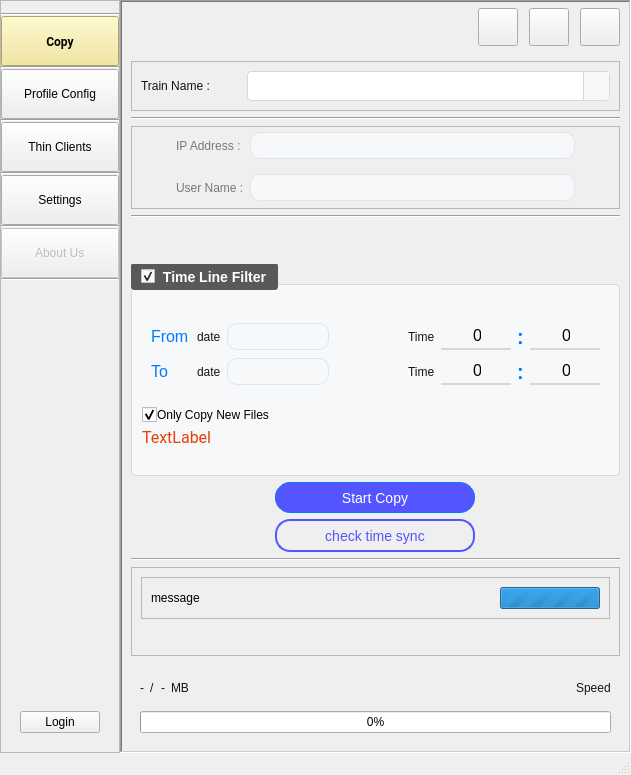
amirhossein-mlkz/railProject_imageCopy, file UIFiles/mainUI.ui: the form before one commit.
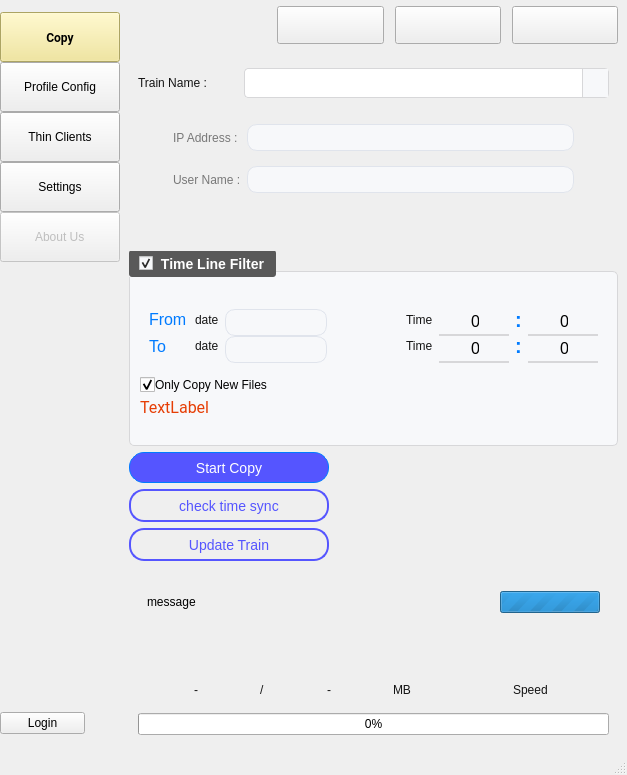
The form after the commit. The open tabs and pages were chosen to show the change. Icons and pictures are not drawn. Custom widgets are drawn as their Qt base class.

Patch:
```diff
--- a/UIFiles/mainUI.ui
+++ b/UIFiles/mainUI.ui
@@ -783,10 +783,7 @@
           <string notr="true">LsideFrameStyle</string>
          </property>
          <property name="frameShape">
-          <enum>QFrame::Shape::StyledPanel</enum>
-         </property>
-         <property name="frameShadow">
-          <enum>QFrame::Shadow::Plain</enum>
+          <enum>QFrame::NoFrame</enum>
          </property>
          <property name="lineWidth">
           <number>1</number>
@@ -809,9 +806,6 @@
           </property>
           <item>
            <spacer name="verticalSpacer_6">
-            <property name="orientation">
-             <enum>Qt::Orientation::Vertical</enum>
-            </property>
             <property name="sizeType">
              <enum>QSizePolicy::Policy::Fixed</enum>
             </property>
@@ -826,7 +820,7 @@
           <item>
            <widget class="Line" name="line_5">
             <property name="orientation">
-             <enum>Qt::Orientation::Horizontal</enum>
+             <enum>Qt::Vertical</enum>
             </property>
            </widget>
           </item>
@@ -853,6 +847,7 @@
             <property name="font">
              <font>
               <family>Roboto</family>
+              <weight>75</weight>
               <italic>false</italic>
               <bold>true</bold>
              </font>
@@ -883,7 +878,7 @@
           <item>
            <widget class="Line" name="line_4">
             <property name="orientation">
-             <enum>Qt::Orientation::Horizontal</enum>
+             <enum>Qt::Vertical</enum>
             </property>
            </widget>
           </item>
@@ -928,7 +923,7 @@
           <item>
            <widget class="Line" name="line_6">
             <property name="orientation">
-             <enum>Qt::Orientation::Horizontal</enum>
+             <enum>Qt::Vertical</enum>
             </property>
            </widget>
           </item>
@@ -973,7 +968,7 @@
           <item>
            <widget class="Line" name="line_7">
             <property name="orientation">
-             <enum>Qt::Orientation::Horizontal</enum>
+             <enum>Qt::Vertical</enum>
             </property>
            </widget>
           </item>
@@ -1018,7 +1013,7 @@
           <item>
            <widget class="Line" name="line_2">
             <property name="orientation">
-             <enum>Qt::Orientation::Horizontal</enum>
+             <enum>Qt::Vertical</enum>
             </property>
            </widget>
           </item>
@@ -1066,15 +1061,12 @@
           <item>
            <widget class="Line" name="line_8">
             <property name="orientation">
-             <enum>Qt::Orientation::Horizontal</enum>
+             <enum>Qt::Vertical</enum>
             </property>
            </widget>
           </item>
           <item>
            <spacer name="verticalSpacer_2">
-            <property name="orientation">
-             <enum>Qt::Orientation::Vertical</enum>
-            </property>
             <property name="sizeHint" stdset="0">
              <size>
               <width>20</width>
@@ -1083,7 +1075,7 @@
             </property>
            </spacer>
           </item>
-          <item alignment="Qt::AlignmentFlag::AlignHCenter">
+          <item>
            <widget class="QLabel" name="label_66">
             <property name="minimumSize">
              <size>
@@ -1108,7 +1100,7 @@
             </property>
            </widget>
           </item>
-          <item alignment="Qt::AlignmentFlag::AlignHCenter">
+          <item>
            <widget class="QLabel" name="label_65">
             <property name="sizePolicy">
              <sizepolicy hsizetype="Fixed" vsizetype="Fixed">
@@ -1147,9 +1139,6 @@
           </item>
           <item>
            <spacer name="verticalSpacer_11">
-            <property name="orientation">
-             <enum>Qt::Orientation::Vertical</enum>
-            </property>
             <property name="sizeType">
              <enum>QSizePolicy::Policy::Fixed</enum>
             </property>
@@ -1161,7 +1150,7 @@
             </property>
            </spacer>
           </item>
-          <item alignment="Qt::AlignmentFlag::AlignHCenter">
+          <item>
            <widget class="QPushButton" name="login_btn">
             <property name="enabled">
              <bool>true</bool>
@@ -1204,9 +1193,6 @@
           </item>
           <item>
            <spacer name="verticalSpacer_5">
-            <property name="orientation">
-             <enum>Qt::Orientation::Vertical</enum>
-            </property>
             <property name="sizeType">
              <enum>QSizePolicy::Policy::Fixed</enum>
             </property>
@@ -1224,10 +1210,7 @@
        <item>
         <widget class="QFrame" name="frame">
          <property name="frameShape">
-          <enum>QFrame::Shape::WinPanel</enum>
-         </property>
-         <property name="frameShadow">
-          <enum>QFrame::Shadow::Sunken</enum>
+          <enum>QFrame::NoFrame</enum>
          </property>
          <property name="lineWidth">
           <number>0</number>
@@ -1289,9 +1272,6 @@
              </property>
              <item>
               <spacer name="horizontalSpacer">
-               <property name="orientation">
-                <enum>Qt::Orientation::Horizontal</enum>
-               </property>
                <property name="sizeHint" stdset="0">
                 <size>
                  <width>40</width>
@@ -1428,10 +1408,7 @@
                  </sizepolicy>
                 </property>
                 <property name="frameShape">
-                 <enum>QFrame::Shape::StyledPanel</enum>
-                </property>
-                <property name="frameShadow">
-                 <enum>QFrame::Shadow::Raised</enum>
+                 <enum>QFrame::NoFrame</enum>
                 </property>
                 <layout class="QHBoxLayout" name="horizontalLayout_4">
                  <item>
@@ -1463,7 +1440,7 @@
               <item>
                <widget class="Line" name="line_9">
                 <property name="orientation">
-                 <enum>Qt::Orientation::Horizontal</enum>
+                 <enum>Qt::Vertical</enum>
                 </property>
                </widget>
               </item>
@@ -1485,10 +1462,7 @@
                  </size>
                 </property>
                 <property name="frameShape">
-                 <enum>QFrame::Shape::StyledPanel</enum>
-                </property>
-                <property name="frameShadow">
-                 <enum>QFrame::Shadow::Raised</enum>
+                 <enum>QFrame::NoFrame</enum>
                 </property>
                 <layout class="QVBoxLayout" name="verticalLayout_35">
                  <property name="spacing">
@@ -1599,15 +1573,12 @@
               <item>
                <widget class="Line" name="line_10">
                 <property name="orientation">
-                 <enum>Qt::Orientation::Horizontal</enum>
+                 <enum>Qt::Vertical</enum>
                 </property>
                </widget>
               </item>
               <item>
                <spacer name="verticalSpacer_3">
-                <property name="orientation">
-                 <enum>Qt::Orientation::Vertical</enum>
-                </property>
                 <property name="sizeType">
                  <enum>QSizePolicy::Policy::Fixed</enum>
                 </property>
@@ -1961,9 +1932,6 @@
                        </item>
                        <item row="1" column="4">
                         <spacer name="horizontalSpacer_8">
-                         <property name="orientation">
-                          <enum>Qt::Orientation::Vertical</enum>
-                         </property>
                          <property name="sizeType">
                           <enum>QSizePolicy::Policy::Fixed</enum>
                          </property>
@@ -1977,9 +1945,6 @@
                        </item>
                        <item row="0" column="4">
                         <spacer name="horizontalSpacer_7">
-                         <property name="orientation">
-                          <enum>Qt::Orientation::Vertical</enum>
-                         </property>
                          <property name="sizeType">
                           <enum>QSizePolicy::Policy::Fixed</enum>
                          </property>
@@ -2020,6 +1985,7 @@
                        <font>
                         <family>Roboto</family>
                         <pointsize>12</pointsize>
+                        <weight>50</weight>
                         <italic>false</italic>
                         <bold>false</bold>
                        </font>
@@ -2038,7 +2004,7 @@
                 </layout>
                </widget>
               </item>
-              <item alignment="Qt::AlignmentFlag::AlignHCenter">
+              <item>
                <widget class="QPushButton" name="copy_button">
                 <property name="enabled">
                  <bool>true</bool>
@@ -2078,7 +2044,7 @@
                 </property>
                </widget>
               </item>
-              <item alignment="Qt::AlignmentFlag::AlignHCenter">
+              <item>
                <widget class="QPushButton" name="check_time_btn">
                 <property name="enabled">
                  <bool>true</bool>
@@ -2122,10 +2088,54 @@
                 </property>
                </widget>
               </item>
+              <item>
+               <widget class="QPushButton" name="btn_update_train">
+                <property name="enabled">
+                 <bool>true</bool>
+                </property>
+                <property name="minimumSize">
+                 <size>
+                  <width>200</width>
+                  <height>33</height>
+                 </size>
+                </property>
+                <property name="maximumSize">
+                 <size>
+                  <width>200</width>
+                  <height>16777215</height>
+                 </size>
+                </property>
+                <property name="cursor">
+                 <cursorShape>PointingHandCursor</cursorShape>
+                </property>
+                <property name="styleSheet">
+                 <string notr="true">
+QPushButton{
+	
+color: rgb(85, 85, 255);
+background-color: transparent;
+border:2px solid rgb(85, 85, 255);
+min-height: 25px;
+border-radius:15px;
+}
+
+QPushButton:hover{
+background-color:rgb(71, 71, 213);	
+color:#fff;
+}</string>
+                </property>
+                <property name="text">
+                 <string>Update Train</string>
+                </property>
+                <property name="styleClass" stdset="0">
+                 <string/>
+                </property>
+               </widget>
+              </item>
               <item>
                <widget class="Line" name="line_21">
                 <property name="orientation">
-                 <enum>Qt::Orientation::Horizontal</enum>
+                 <enum>Qt::Vertical</enum>
                 </property>
                </widget>
               </item>
@@ -2138,19 +2148,13 @@
                  </sizepolicy>
                 </property>
                 <property name="frameShape">
-                 <enum>QFrame::Shape::StyledPanel</enum>
-                </property>
-                <property name="frameShadow">
-                 <enum>QFrame::Shadow::Raised</enum>
+                 <enum>QFrame::NoFrame</enum>
                 </property>
                 <layout class="QVBoxLayout" name="verticalLayout_29">
                  <item>
                   <widget class="QFrame" name="frame_20">
                    <property name="frameShape">
-                    <enum>QFrame::Shape::StyledPanel</enum>
-                   </property>
-                   <property name="frameShadow">
-                    <enum>QFrame::Shadow::Raised</enum>
+                    <enum>QFrame::NoFrame</enum>
                    </property>
                    <layout class="QHBoxLayout" name="horizontalLayout_34">
                     <item>
@@ -2224,9 +2228,6 @@
                       <property name="textVisible">
                        <bool>false</bool>
                       </property>
-                      <property name="orientation">
-                       <enum>Qt::Orientation::Horizontal</enum>
-                      </property>
                       <property name="invertedAppearance">
                        <bool>false</bool>
                       </property>
@@ -2235,7 +2236,7 @@
                    </layout>
                   </widget>
                  </item>
-                 <item alignment="Qt::AlignmentFlag::AlignLeft">
+                 <item>
                   <widget class="QPushButton" name="btn_found_errors">
                    <property name="maximumSize">
                     <size>
@@ -2247,6 +2248,7 @@
                     <font>
                      <family>Roboto</family>
                      <pointsize>-1</pointsize>
+                     <weight>50</weight>
                      <italic>false</italic>
                      <bold>false</bold>
                     </font>
@@ -2341,9 +2343,6 @@
                    </item>
                    <item>
                     <spacer name="horizontalSpacer_4">
-                     <property name="orientation">
-                      <enum>Qt::Orientation::Horizontal</enum>
-                     </property>
                      <property name="sizeHint" stdset="0">
                       <size>
                        <width>40</width>
```
Left out of the diff: 218 changed lines with no effect on the pictures.
